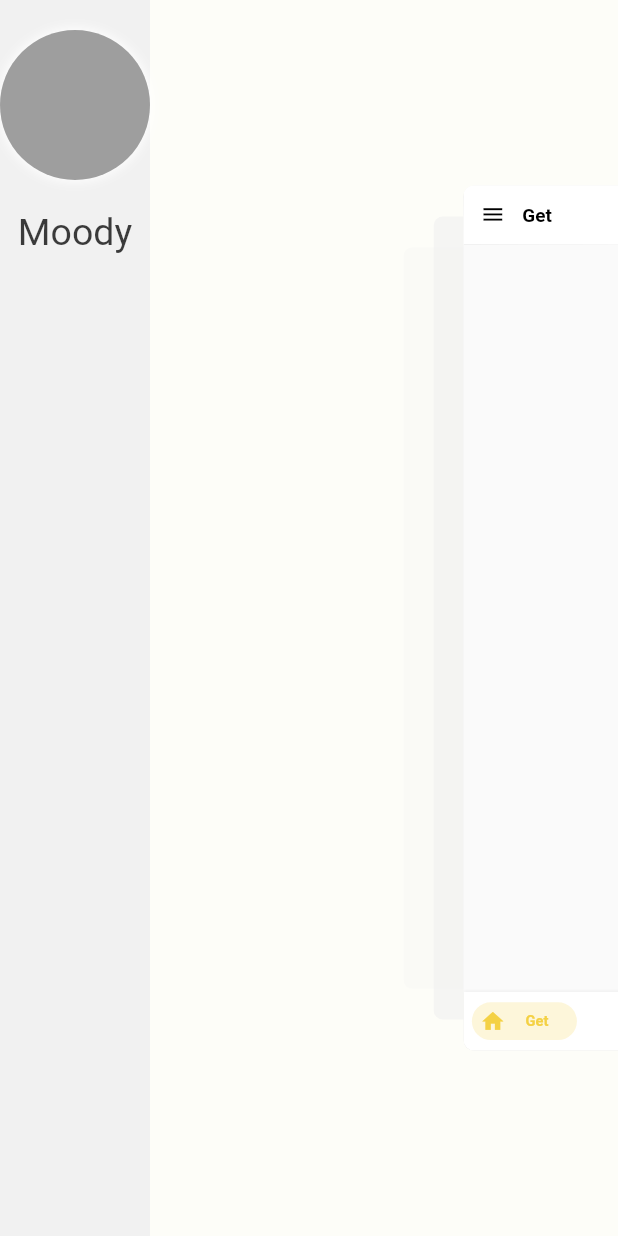
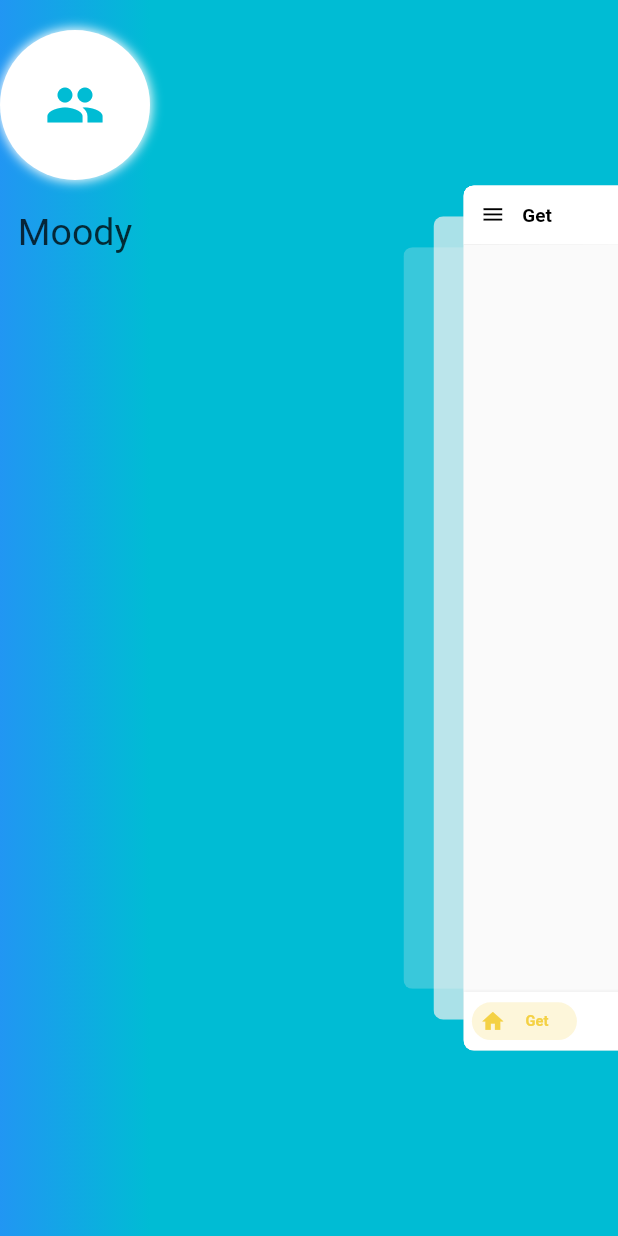
Before and after one commit to zhMoody/koko, a Flutter app: the screen it shows after launch, after a tap on the "menu" icon, on a phone screen of 412 x 824 dp. Run offline on Flutter 3.47's test engine with Material 2 defaults, Android fonts, the light colour scheme and no system bars; drawn by our look-alikes of flutter_zoom_drawer; our stand-ins replace get, lottie.

Commit message:
feat: 新增侧边栏渐变色

```diff
--- a/lib/main.dart
+++ b/lib/main.dart
@@ -40,7 +40,8 @@ class MyHomePage extends GetView<MyDrawerController> {
         borderRadius: 10.0,
         showShadow: true,
         angle: 0.0,
-        menuBackgroundColor: const Color(0xfffdfdf8),
+        menuBackgroundColor: Colors.cyan,
+        // menuBackgroundColor: const Color(0xfffdfdf8),
         drawerShadowsBackgroundColor: const Color(0x29f1f1f1),
         slideWidth: MediaQuery.of(context).size.width * 0.75,
       ),
@@ -54,7 +55,13 @@ class MenuScreen extends GetView<MyDrawerController> {
   @override
   Widget build(BuildContext context) {
     return Container(
-      color: const Color(0xfff1f1f1),
+      decoration: const BoxDecoration(
+        gradient: LinearGradient(
+          begin: Alignment.topLeft,
+          end: Alignment.topRight,
+          colors: [Colors.blue, Colors.cyan],
+        ),
+      ),
       child: SafeArea(
         child: Column(
           children: [
@@ -63,7 +70,7 @@ class MenuScreen extends GetView<MyDrawerController> {
               width: 100,
               height: 100,
               decoration: const BoxDecoration(
-                  color: Colors.grey,
+                  color: Colors.white,
                   borderRadius: BorderRadius.all(Radius.circular(100)),
                   boxShadow: [
                     BoxShadow(
@@ -73,6 +80,13 @@ class MenuScreen extends GetView<MyDrawerController> {
                       spreadRadius: 1,
                     )
                   ]),
+              child: const Center(
+                child: Icon(
+                  Icons.people,
+                  color: Colors.cyan,
+                  size: 40,
+                ),
+              ),
             ),
             const SizedBox(height: 20),
             Text(
```
